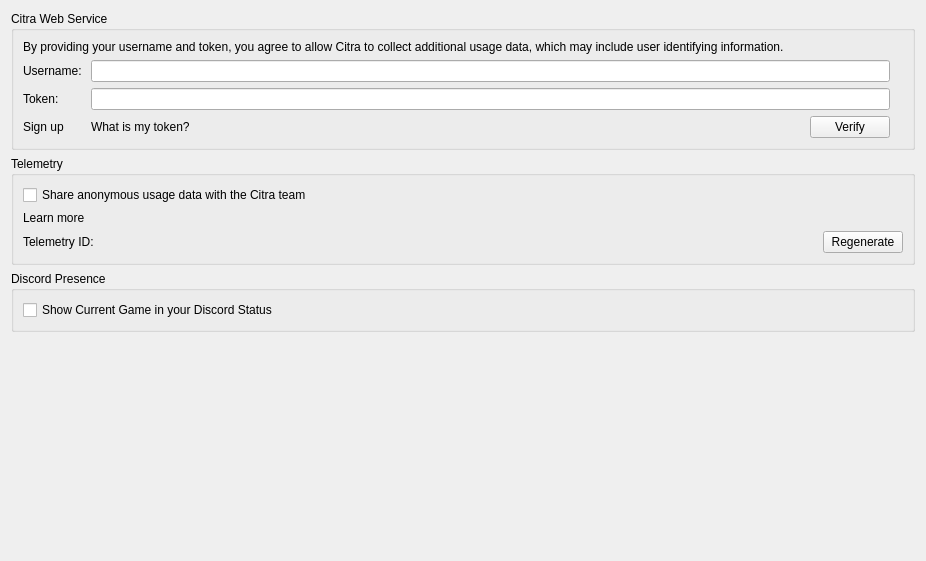
This is src/citra_qt/configuration/configure_web.ui in PabloMK7/citra as Qt 5 draws it before an edit. The edited form follows.
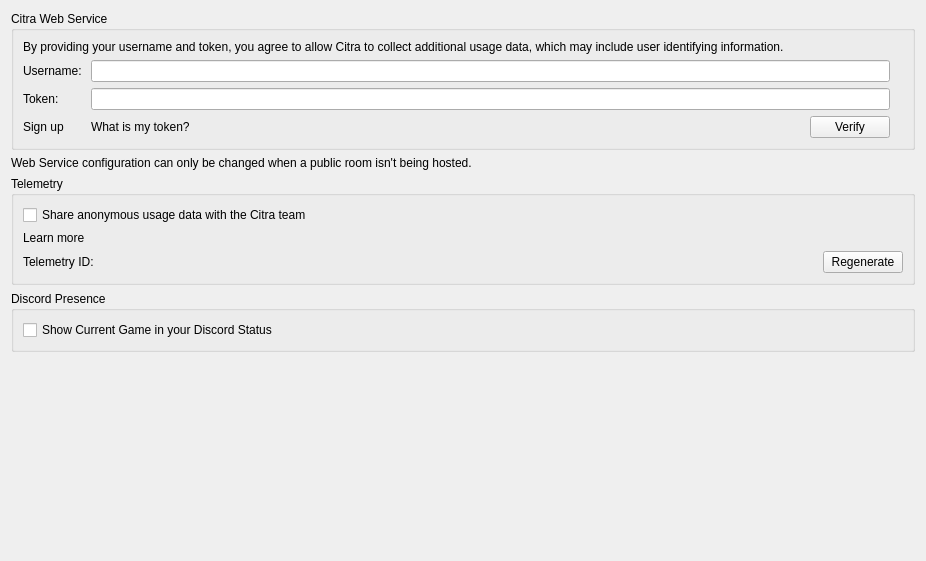
This is the edited form.

Diff of the .ui file:
```diff
--- a/src/citra_qt/configuration/configure_web.ui
+++ b/src/citra_qt/configuration/configure_web.ui
@@ -118,6 +118,16 @@
        </layout>
       </widget>
      </item>
+     <item>
+      <widget class="QLabel" name="label_disable_info">
+       <property name="text">
+        <string>Web Service configuration can only be changed when a public room isn't being hosted.</string>
+       </property>
+       <property name="wordWrap">
+        <bool>true</bool>
+       </property>
+      </widget>
+     </item>
      <item>
       <widget class="QGroupBox" name="groupBox">
        <property name="title">
```
